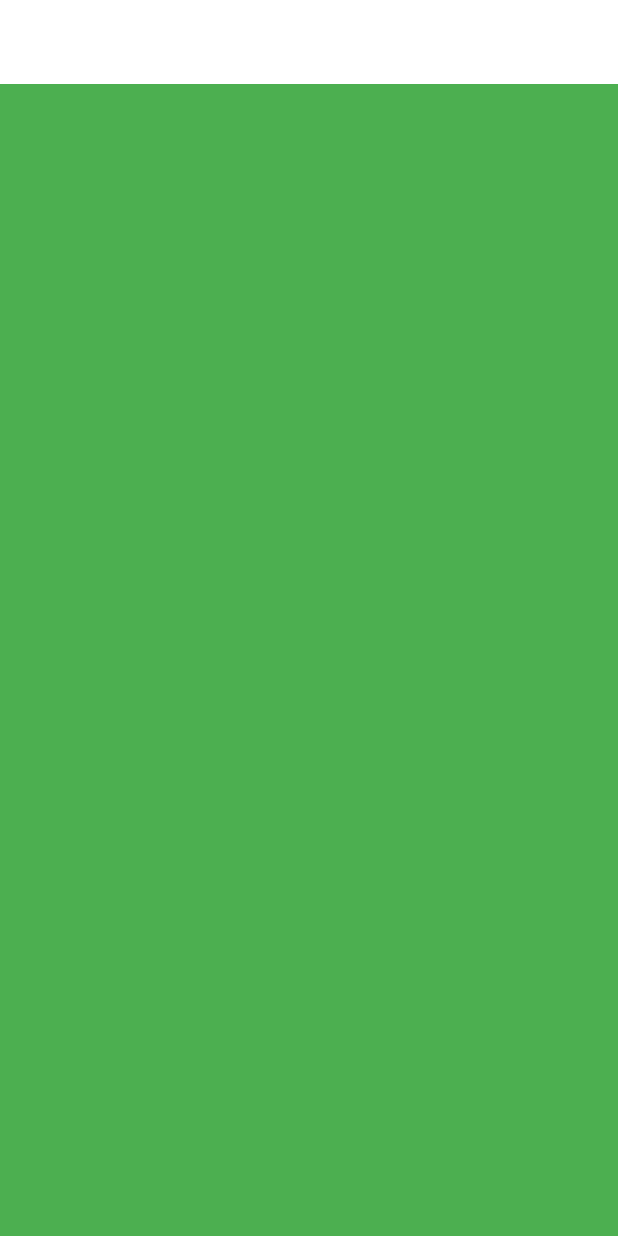
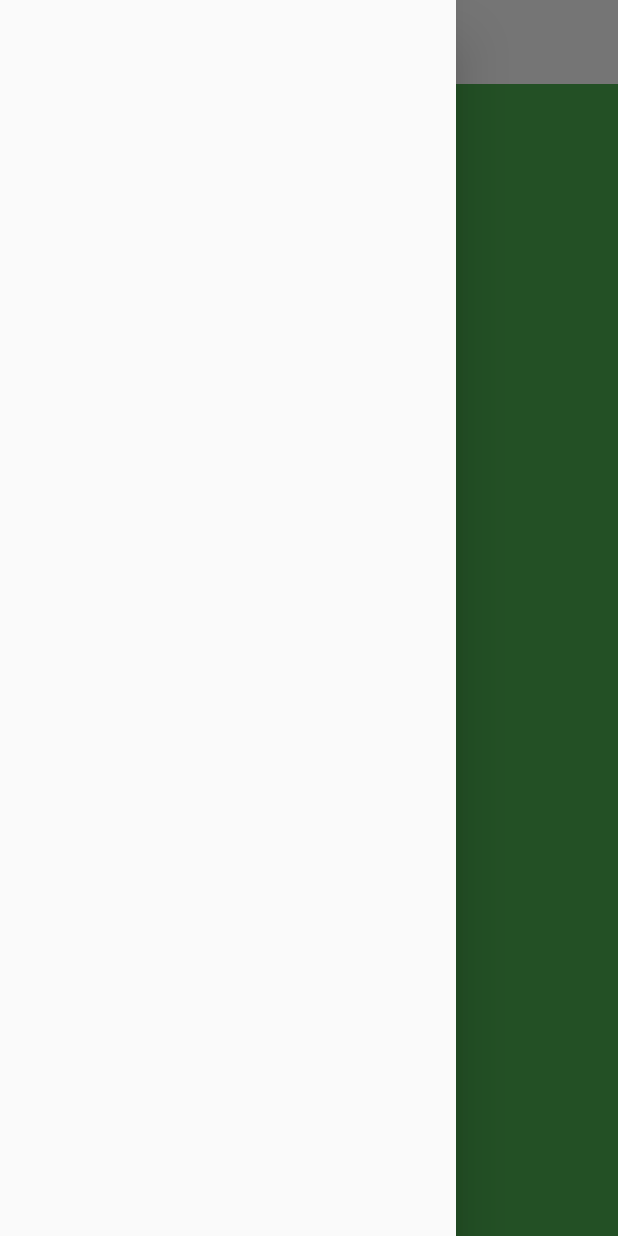
Before and after one commit to Yeezy97/flutterwebb, a Flutter app: the screen it shows after launch, with the side drawer open (before the commit the screen has no drawer), on a phone screen of 412 x 824 dp. Run offline on Flutter 3.47's test engine with Material 2 defaults, Android fonts, the phone set to English and light mode, and no system bars; our stand-ins replace get, google_fonts.

Commit message:
added changes to layout and responsiveness

```diff
--- /dev/null
+++ b/lib/constants/style.dart
@@ -0,0 +1,6 @@
+import 'package:flutter/material.dart';
+
+Color light = const Color(0xFFF7F8FC);
+Color lightGrey =const Color(0xFFA4A5B3);
+Color dark = const Color(0xFF363740);
+Color active = const Color(0xFF3C19C0);
--- /dev/null
+++ b/lib/constants/top_navigation.dart
@@ -0,0 +1,17 @@
+import 'package:flutter/cupertino.dart';
+import 'package:flutter/material.dart';
+import 'package:flutterwebb/helpers/responsiveness.dart';
+
+AppBar topNavigationBar(BuildContext context, GlobalKey<ScaffoldState> key) =>
+    AppBar(
+      automaticallyImplyLeading: false,
+      leading: !Responsiveness.isSmallScreen(context) ?
+      SizedBox(child: Image.asset("assets/logo1.png",),) : IconButton(
+          icon: const Icon(Icons.menu,color: Colors.black,),
+        onPressed: (){
+          key.currentState!.openDrawer();
+        },
+      ),
+      elevation: 0,
+      backgroundColor: Colors.white,
+    );
--- a/lib/helpers/responsiveness.dart
+++ b/lib/helpers/responsiveness.dart
@@ -1,4 +1,5 @@
 import 'package:flutter/material.dart';
+import 'package:flutterwebb/widgets/largeScreen.dart';
 
 const int largeScreenSize = 1366;
 const int mediumScreenSize = 768;
@@ -6,16 +7,40 @@ const int smallScreenSize = 360;
 const int customScreenSize = 1100;
 
 class Responsiveness extends StatelessWidget {
-  const Responsiveness({@required this.largeScreen, this.mediunmScreen, this.smallScreen, this.customScreen});
+  const Responsiveness(
+      {@required this.largeScreen,
+      this.mediumScreen,
+      this.smallScreen,
+      this.customScreen});
 
   final Widget? largeScreen;
-  final Widget? mediunmScreen;
+  final Widget? mediumScreen;
   final Widget? smallScreen;
   final Widget? customScreen;
 
+  static bool isSmallScreen(BuildContext context) =>
+      MediaQuery.of(context).size.width < mediumScreenSize;
+  static bool isMediumScreen(BuildContext context) =>
+      MediaQuery.of(context).size.width >= mediumScreenSize &&
+      MediaQuery.of(context).size.width < largeScreenSize;
+  static bool isLargeScreen(BuildContext context) =>
+      MediaQuery.of(context).size.width >= largeScreenSize;
+  static bool isCustomScreen(BuildContext context) =>
+      MediaQuery.of(context).size.width >= mediumScreenSize &&
+      MediaQuery.of(context).size.width <= customScreenSize;
 
   @override
   Widget build(BuildContext context) {
-    return Container();
+    return LayoutBuilder(builder: (context, constraints){
+      double _width = constraints.maxWidth;
+      if(_width >= largeScreenSize){
+        return largeScreen!;
+      } else if(_width < largeScreenSize && _width >= mediumScreenSize){
+        return mediumScreen ?? largeScreen!;
+      }
+      else {
+        return smallScreen ?? largeScreen!;
+      }
+    });
   }
 }
--- a/lib/layout.dart
+++ b/lib/layout.dart
@@ -1,17 +1,18 @@
 import 'package:flutter/material.dart';
+import 'package:flutterwebb/helpers/responsiveness.dart';
 import 'package:flutterwebb/widgets/largeScreen.dart';
 import 'package:flutterwebb/widgets/smallScreen.dart';
+import 'constants/top_navigation.dart';
 
 class SiteLayout extends StatelessWidget {
+  final GlobalKey<ScaffoldState> scaffoldKey = GlobalKey();
 
   @override
   Widget build(BuildContext context) {
     return Scaffold(
-      appBar: AppBar(
-        elevation: 0,
-        backgroundColor: Colors.white,
-      ),
-      body: SmallScreen()
+      appBar: topNavigationBar(context, scaffoldKey),
+      drawer: Drawer(),
+      body: Responsiveness(smallScreen: SmallScreen(),largeScreen: LargeScreen(),)
     );
   }
 }
--- a/lib/widgets/largeScreen.dart
+++ b/lib/widgets/largeScreen.dart
@@ -6,6 +6,7 @@ class LargeScreen extends StatelessWidget {
   @override
   Widget build(BuildContext context) {
     return Row(
+      crossAxisAlignment: CrossAxisAlignment.start,
       children: [
         Expanded(child: Container(
           color: Colors.red,
--- a/pubspec.yaml
+++ b/pubspec.yaml
@@ -64,9 +64,9 @@ flutter:
   uses-material-design: true
 
   # To add assets to your application, add an assets section, like this:
-  # assets:
-  #   - images/a_dot_burr.jpeg
-  #   - images/a_dot_ham.jpeg
+  assets:
+    - assets/
+  #   - assets/a_dot_ham.jpeg
 
   # An image asset can refer to one or more resolution-specific "variants", see
   # https://flutter.dev/assets-and-images/#resolution-aware
```
Also changed, not shown: assets/logo.png (added), assets/logo1.png (added), pubspec.lock.
